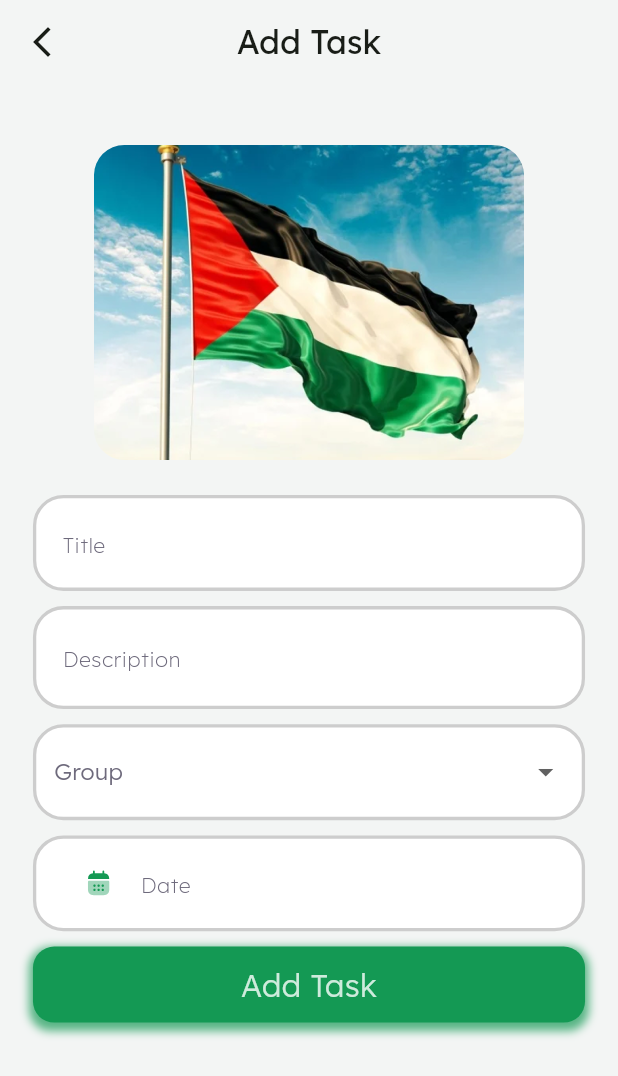
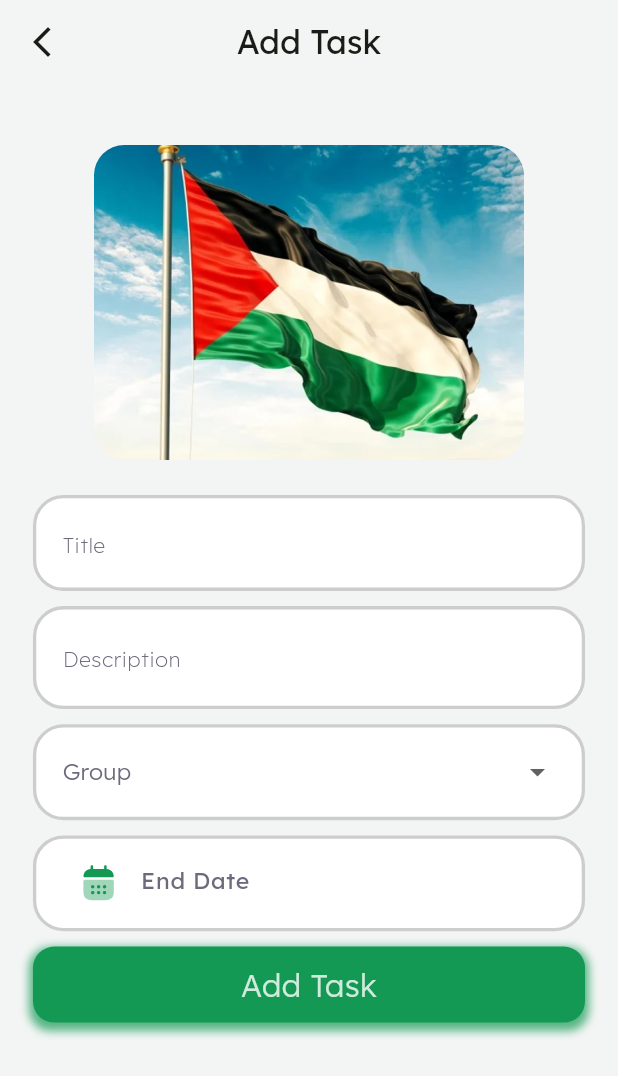
Before and after one commit to ahmedelzek/Todo-NTI-5, a Flutter app: the AddTaskScreen screen opened directly, on a phone screen of 412 x 824 dp. Shown: the top 1076 px of the screen. Run offline on Flutter 3.47's test engine with Material 3 defaults, Android fonts, the phone set to English and light mode, and no system bars; our stand-ins replace dartz, dio, flutter_screenutil, flutter_svg, go_router, shared_preferences; accounts and stored records are empty.

Commit message:
Finish Add Task Logic.

```diff
--- a/lib/core/app_router/app_router.dart
+++ b/lib/core/app_router/app_router.dart
@@ -1,12 +1,12 @@
 import 'package:flutter/material.dart';
 import 'package:go_router/go_router.dart';
 import 'package:todo_nti5/core/app_router/app_router_keys.dart';
-import 'package:todo_nti5/core/cache/cache_constants.dart';
-import 'package:todo_nti5/core/cache/cache_helper.dart';
 import 'package:todo_nti5/features/auth/views/login/login_screen.dart';
 import 'package:todo_nti5/features/auth/views/register/register_screen.dart';
 import 'package:todo_nti5/features/welcome/welcome_screen.dart';
 
+import '../../features/add_and_edit_task/views/add_task/add_task_screen.dart';
+import '../../features/add_and_edit_task/views/edit_task/edit_task_screen.dart';
 import '../../features/home/views/home_screen.dart';
 import '../../features/splash/splash_screen.dart';
 
@@ -41,5 +41,15 @@ final GoRouter appRouter = GoRouter(
       name: 'home',
       builder: (context, state) => HomeScreen(),
     ),
+    GoRoute(
+      path: AppRouterKeys.addTasks,
+      name: 'add_tasks',
+      builder: (context, state) => AddTaskScreen(),
+    ),
+    GoRoute(
+      path: AppRouterKeys.editTasks,
+      name: 'edit_tasks',
+      builder: (context, state) => EditTaskScreen(),
+    ),
   ],
 );
--- a/lib/core/app_router/app_router_keys.dart
+++ b/lib/core/app_router/app_router_keys.dart
@@ -5,5 +5,7 @@ abstract class AppRouterKeys{
   static const String splash = "/splash";
   static const String welcome = "/welcome";
   static const String profile = "/profile";
+  static const String addTasks = "/addTasks";
+  static const String editTasks = "/editTasks";
 
 }
--- a/lib/core/customized_widgets/customized_spinner.dart
+++ b/lib/core/customized_widgets/customized_spinner.dart
@@ -42,7 +42,7 @@ class _CustomizedGroupSpinnerFieldState
     return Container(
       height: 63.h,
       width: double.infinity,
-      padding: const EdgeInsets.symmetric(horizontal: 12),
+      padding: EdgeInsets.symmetric(horizontal: 16.w),
       decoration: BoxDecoration(
         borderRadius: BorderRadius.circular(20.r),
         color: AppColors.white,
@@ -67,7 +67,6 @@ class _CustomizedGroupSpinnerFieldState
 
                 return DropdownMenuItem<Map<String, dynamic>>(
                   value: item,
-                  alignment: Alignment.bottomCenter,
                   child: Row(
                     children: [
                       Container(
--- a/lib/core/network/end_points.dart
+++ b/lib/core/network/end_points.dart
@@ -5,4 +5,5 @@ abstract class EndPoints{
   static const String refreshToken = "refresh_token";
   static const String register = "register";
   static const String myTasks = "my_tasks";
+  static const String addTask = "new_task";
 }
--- /dev/null
+++ b/lib/features/add_and_edit_task/views/add_task/add_task_screen.dart
@@ -0,0 +1,118 @@
+import 'package:flutter/material.dart';
+import 'package:flutter_screenutil/flutter_screenutil.dart';
+import 'package:go_router/go_router.dart';
+import 'package:todo_nti5/core/customized_widgets/customized_button.dart';
+import 'package:todo_nti5/core/network/api_helper.dart';
+import 'package:todo_nti5/core/resources/app_assets.dart';
+import 'package:todo_nti5/features/add_and_edit_task/views/widgets/cutomized_date_picker_text_field.dart';
+
+import '../../../../core/customized_widgets/customized_spinner.dart';
+import '../../../../core/customized_widgets/customized_text_field.dart';
+import '../../../../core/resources/app_colors.dart';
+import '../../../auth/views/widgets/validator.dart';
+
+class AddTaskScreen extends StatefulWidget {
+  const AddTaskScreen({super.key});
+
+  @override
+  State<AddTaskScreen> createState() => _AddTaskScreenState();
+}
+
+class _AddTaskScreenState extends State<AddTaskScreen> {
+  final TextEditingController _titleController = TextEditingController();
+  final TextEditingController _descriptionController = TextEditingController();
+  final _formKey = GlobalKey<FormState>();
+
+  @override
+  Widget build(BuildContext context) {
+    return Scaffold(
+      appBar: AppBar(
+        title: Text("Add Task"),
+        leading: IconButton(
+          onPressed: () {
+            Navigator.pop(context);
+          },
+          icon: Icon(Icons.arrow_back_ios_new),
+        ),
+      ),
+      body: SingleChildScrollView(
+        child: Padding(
+          padding: EdgeInsets.symmetric(horizontal: 20.w),
+          child: Form(
+            key: _formKey,
+            child: Column(
+              children: [
+                SizedBox(height: 40.h),
+                Center(
+                  child: ClipRRect(
+                    borderRadius: BorderRadius.circular(20.r),
+                    child: Image.asset(
+                      AppImages.authImage,
+                      fit: BoxFit.cover,
+                      width: 261.w,
+                      height: 207.h,
+                    ),
+                  ),
+                ),
+                SizedBox(height: 23.h),
+                CustomizedTextField(
+                  hintText: "Title",
+                  controller: _titleController,
+                  validator: Validators.requiredField,
+                ),
+                SizedBox(height: 10.h),
+                CustomizedTextField(
+                  hintText: "Description",
+                  isDescription: true,
+                  controller: _descriptionController,
+                ),
+                SizedBox(height: 10.h),
+                CustomizedGroupSpinnerField(),
+                SizedBox(height: 10.h),
+                CustomizedDatePickerTextField(),
+                SizedBox(height: 10.h),
+                InkWell(
+                  onTap: () {
+                    add();
+                  },
+                  child: CustomizedButton(title: "Add Task"),
+                ),
+              ],
+            ),
+          ),
+        ),
+      ),
+    );
+  }
+
+  Future<void> add() async {
+    if (_formKey.currentState?.validate() == true) {
+      var result = await APIHelper.addTask(
+        title: _titleController.text,
+        description: _descriptionController.text,
+      );
+      result.fold(
+            (String error) {
+          ScaffoldMessenger.of(context).showSnackBar(
+            SnackBar(
+              content: Text(error, style: TextStyle(color: AppColors.white)),
+              backgroundColor: AppColors.red,
+            ),
+          );
+        },
+            (String success) {
+          ScaffoldMessenger.of(context).showSnackBar(
+            SnackBar(
+              content: Text(
+                'The Task Added Successfully',
+                style: TextStyle(color: AppColors.white),
+              ),
+              backgroundColor: AppColors.green,
+            ),
+          );
+          context.pop();
+        },
+      );
+    }
+  }
+}
--- a/lib/features/edit_task/edit_task_screen.dart
+++ b/lib/features/add_and_edit_task/views/edit_task/edit_task_screen.dart
@@ -6,8 +6,9 @@ import 'package:todo_nti5/core/customized_widgets/delete_button.dart';
 import 'package:todo_nti5/core/resources/app_assets.dart';
 import 'package:todo_nti5/core/resources/text_styles.dart';
 
-import '../../core/customized_widgets/customized_text_field.dart';
-import '../../core/resources/app_colors.dart';
+import '../../../../core/customized_widgets/customized_text_field.dart';
+import '../../../../core/resources/app_colors.dart';
+
 
 class EditTaskScreen extends StatelessWidget {
   static final String routeName = "/editTask";
--- /dev/null
+++ b/lib/features/add_and_edit_task/views/widgets/cutomized_date_picker_text_field.dart
@@ -0,0 +1,69 @@
+import 'package:flutter/material.dart';
+import 'package:flutter_screenutil/flutter_screenutil.dart';
+import 'package:flutter_svg/svg.dart';
+import 'package:todo_nti5/core/resources/text_styles.dart';
+
+import '../../../../core/resources/app_assets.dart';
+import '../../../../core/resources/app_colors.dart';
+
+class CustomizedDatePickerTextField extends StatefulWidget {
+  const CustomizedDatePickerTextField({super.key});
+
+  @override
+  State<CustomizedDatePickerTextField> createState() =>
+      _CustomizedDatePickerTextFieldState();
+}
+
+class _CustomizedDatePickerTextFieldState
+    extends State<CustomizedDatePickerTextField> {
+  final TextEditingController _dateController = TextEditingController();
+
+  @override
+  Widget build(BuildContext context) {
+    return Container(
+      padding: EdgeInsets.symmetric(horizontal: 16.w, vertical: 16.h),
+      width: double.infinity,
+      height: 63.h,
+      decoration: BoxDecoration(
+        borderRadius: BorderRadius.circular(20.r),
+        color: AppColors.white,
+        border: Border.all(color: AppColors.lightGrey, width: 2.w),
+      ),
+      child: TextFormField(
+        controller: _dateController,
+        readOnly: true,
+        onTap: () => _selectDate(context),
+        decoration: InputDecoration(
+          prefixIcon: SvgPicture.asset(
+            AppIcons.calendarIcon,
+            width: 18.w,
+            height: 18.h,
+          ),
+          hintText: "End Date",
+          hintStyle: TextStyle(
+            fontSize: 14.sp,
+            color: AppColors.grey,
+            fontWeight: FontWeight.w400,
+          )
+        ),
+        style: AppTextStyles.bodyMediumText(),
+      ),
+    );
+  }
+
+  Future<void> _selectDate(BuildContext context) async {
+    DateTime? pickedDate = await showDatePicker(
+      context: context,
+      initialDate: DateTime.now(),
+      firstDate: DateTime(2000),
+      lastDate: DateTime(2100),
+    );
+
+    if (pickedDate != null) {
+      setState(() {
+        _dateController.text =
+            "${pickedDate.day}/${pickedDate.month}/${pickedDate.year}";
+      });
+    }
+  }
+}
--- a/lib/features/add_task/add_task_screen.dart
+++ /dev/null
@@ -1,56 +0,0 @@
-import 'package:flutter/material.dart';
-import 'package:flutter_screenutil/flutter_screenutil.dart';
-import 'package:todo_nti5/core/customized_widgets/customized_button.dart';
-import 'package:todo_nti5/core/resources/app_assets.dart';
-
-import '../../core/customized_widgets/customized_spinner.dart';
-import '../../core/customized_widgets/customized_text_field.dart';
-
-class AddTaskScreen extends StatelessWidget {
-  static final String routeName = "/addTask";
-
-  const AddTaskScreen({super.key});
-
-  @override
-  Widget build(BuildContext context) {
-    return Scaffold(
-      appBar: AppBar(
-        title: Text("Add Task"),
-        leading: IconButton(
-          onPressed: () {
-            Navigator.pop(context);
-          },
-          icon: Icon(Icons.arrow_back_ios_new),
-        ),
-      ),
-      body: SingleChildScrollView(
-        child: Padding(
-          padding: EdgeInsets.symmetric(horizontal: 20.w),
-          child: Column(
-            children: [
-              SizedBox(height: 40.h),
-              Center(
-                child: ClipRRect(
-                  borderRadius: BorderRadius.circular(20.r),
-                  child: Image.asset(AppImages.authImage, fit: BoxFit.cover,
-                      width: 261.w,
-                      height: 207.h),
-                ),
-              ),
-              SizedBox(height: 23.h),
-              CustomizedTextField(hintText: "Title",),
-              SizedBox(height: 10.h),
-              CustomizedTextField(hintText: "Description", isDescription: true,),
-              SizedBox(height: 10.h),
-              CustomizedGroupSpinnerField(),
-              SizedBox(height: 10.h),
-              CustomizedTextField(hintText: "Date", prefixIcon: AppIcons.calendarIcon),
-              SizedBox(height: 10.h),
-              CustomizedButton(title: "Add Task")
-            ],
-          ),
-        ),
-      ),
-    );
-  }
-}
--- a/lib/core/customized_widgets/customized_list_task_item.dart
+++ b/lib/features/home/widgets/customized_list_task_item.dart
@@ -2,7 +2,7 @@ import 'package:flutter/material.dart';
 import 'package:flutter_screenutil/flutter_screenutil.dart';
 import 'package:todo_nti5/core/resources/text_styles.dart';
 
-import '../resources/app_colors.dart';
+import '../../../core/resources/app_colors.dart';
 
 class CustomizedListTaskItem extends StatelessWidget {
   final String title;
--- a/lib/core/customized_widgets/customized_tasks_counter.dart
+++ b/lib/features/home/widgets/customized_tasks_counter.dart
@@ -1,8 +1,8 @@
 import 'package:flutter/cupertino.dart';
 import 'package:flutter_screenutil/flutter_screenutil.dart';
 
-import '../resources/app_colors.dart';
-import '../resources/text_styles.dart';
+import '../../../core/resources/app_colors.dart';
+import '../../../core/resources/text_styles.dart';
 
 Widget customizedTasksCounter({required String title, required int count}){
   return Row(
```
Also changed, not shown: lib/core/customized_widgets/customized_task_item.dart (deleted, +0 -67 lines), lib/core/demo_data/demo_tasks_data.dart (deleted, +0 -52 lines), lib/core/demo_data/extention_fun.dart (deleted, +0 -58 lines), lib/core/network/api_helper.dart (+38 -6 lines), lib/features/home/views/home_screen.dart (+31 -22 lines), lib/features/home/widgets/extention_functions.dart (added, +28 -0 lines), lib/features/home/widgets/empty_tasks_prompt.dart (renamed from lib/core/customized_widgets/empty_tasks_prompt.dart).
